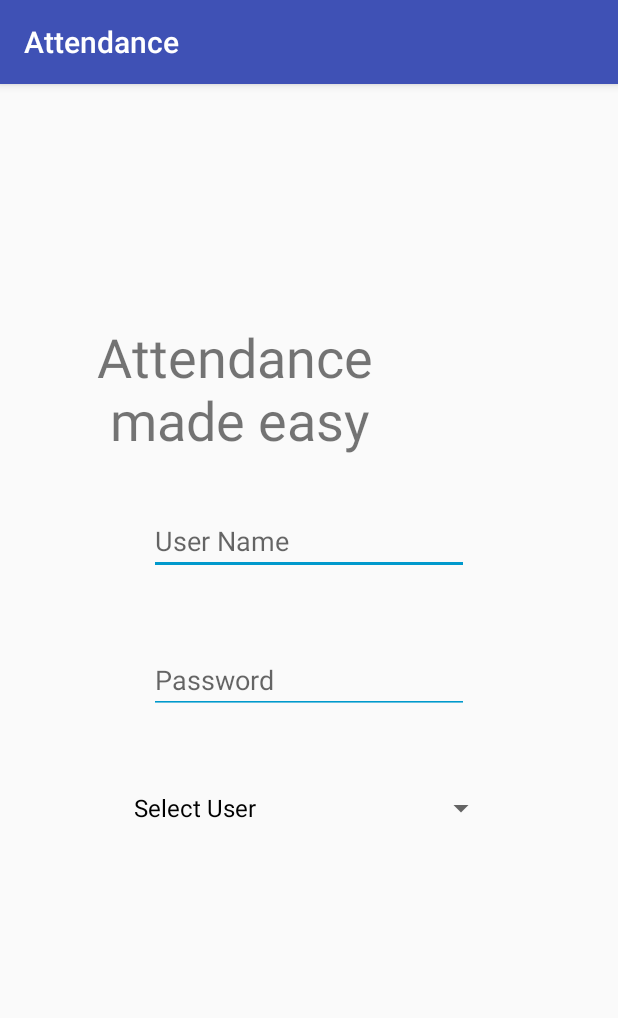
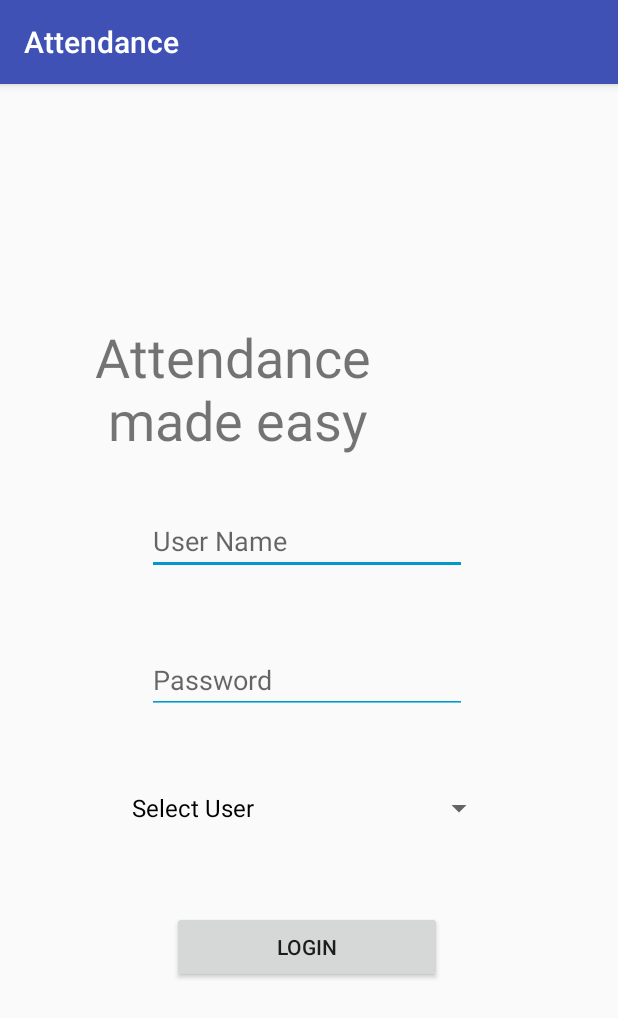
Before and after one commit to AlbinoB/Attendance, an Android app: the screen it shows after launch (Login), on a phone screen of 412 x 824 dp. Shown: the top 1018 px of the screen. Run offline under Robolectric (Android 15) with nearby library versions, the phone set to English and light mode, and no system bars; Roboto replaces fonts that are not available here.

Commit message:
Login Activity button added

```diff
--- a/app/src/main/res/layout/activity_login.xml
+++ b/app/src/main/res/layout/activity_login.xml
@@ -11,6 +11,7 @@
         android:layout_height="513dp"
         app:layout_constraintBottom_toBottomOf="parent"
         app:layout_constraintEnd_toEndOf="parent"
+        app:layout_constraintHorizontal_bias="0.454"
         app:layout_constraintStart_toStartOf="parent"
         app:layout_constraintTop_toTopOf="parent">
 
@@ -62,5 +63,14 @@
             android:hint="Password"
             android:inputType="textPassword" />
 
+        <Button
+            android:id="@+id/loginButton"
+            android:layout_width="180dp"
+            android:layout_height="wrap_content"
+            android:layout_alignParentBottom="true"
+            android:layout_centerHorizontal="true"
+            android:layout_marginBottom="41dp"
+            android:text="Login" />
+
     </RelativeLayout>
 </android.support.constraint.ConstraintLayout>
```
